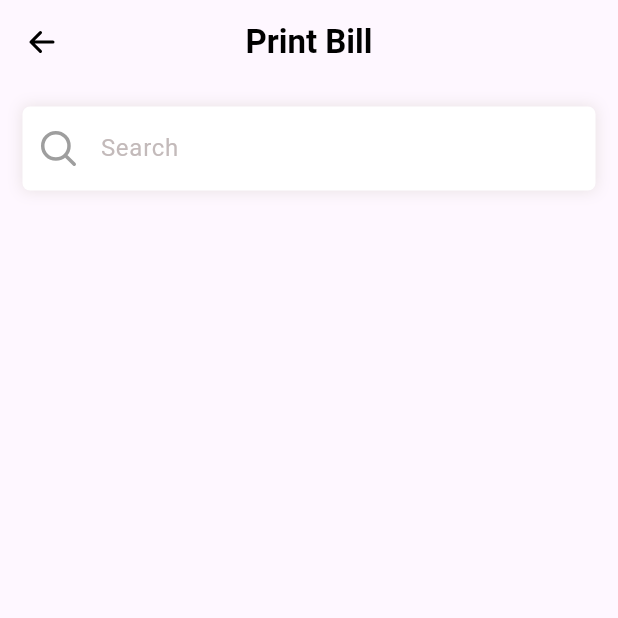
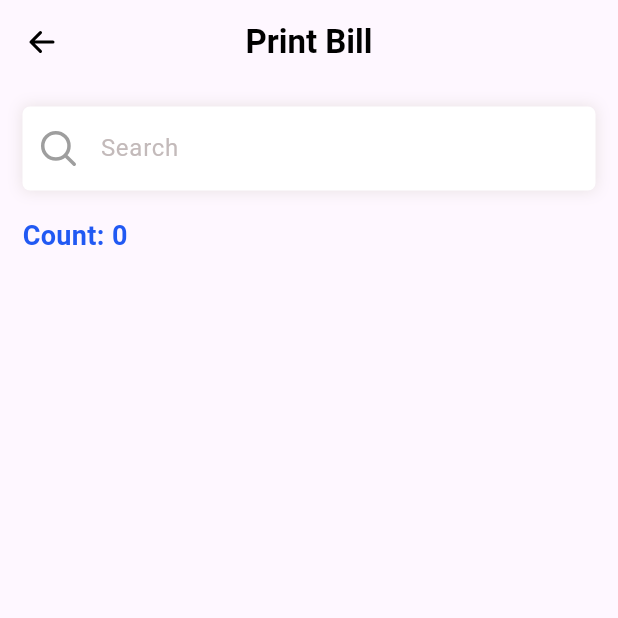
Before and after one commit to mecmec98/meter_reader_flutter, a Flutter app: the PrintbillList screen opened by its route, on a phone screen of 412 x 824 dp, the top half of it. Run offline on Flutter 3.47's test engine with Material 3 defaults, Android fonts, the phone set to English and light mode, and no system bars; our stand-ins replace file_picker, flutter_svg, sqflite, sqflite_common_ffi; missing offline and left inert: blue_thermal_printer, esc_pos_utils_plus; accounts and stored records are empty.

Commit message:
added counters on all list

```diff
--- a/lib/pages/printbilllist.dart
+++ b/lib/pages/printbilllist.dart
@@ -38,8 +38,7 @@ class _PrintbillListState extends State<PrintbillList> {
     });
     // Fetch the next page
     List<PrintlistModel> newPrintl =
-        await PrintlistModel.getMasterByIDforPrintedlist(
-            offset: _offset);
+        await PrintlistModel.getMasterByIDforPrintedlist(offset: _offset);
 
     setState(() {
       _printl.addAll(newPrintl);
@@ -101,11 +100,11 @@ class _PrintbillListState extends State<PrintbillList> {
     await _loadData();
   }
 
-  Widget _buildPrintlItem(PrintlistModel  printl, int index) {
+  Widget _buildPrintlItem(PrintlistModel printl, int index) {
     // Alternate the background color
     final Color tileColor = index % 2 == 0
         ? Colors.white
-   : const Color.fromARGB(255, 233, 239, 252);
+        : const Color.fromARGB(255, 233, 239, 252);
     return GestureDetector(
       onTap: () async {
         // Navigate and wait for a result
@@ -167,6 +166,7 @@ class _PrintbillListState extends State<PrintbillList> {
           SizedBox(
             height: 5.0,
           ),
+          listCounter(),
           Expanded(
             child: printMeterLists(),
           ),
@@ -198,7 +198,7 @@ class _PrintbillListState extends State<PrintbillList> {
 
   Container searchBar() {
     return Container(
-       margin: const EdgeInsets.only(top: 15, bottom: 12, left: 15, right: 15),
+      margin: const EdgeInsets.only(top: 15, bottom: 12, left: 15, right: 15),
       decoration: BoxDecoration(boxShadow: [
         BoxShadow(
           color: Color.fromARGB(255, 230, 223, 223),
@@ -258,4 +258,18 @@ class _PrintbillListState extends State<PrintbillList> {
       ),
     );
   }
+
+  Padding listCounter() {
+    return Padding(
+      padding: const EdgeInsets.only(left: 15.0, bottom: 5.0),
+      child: Text(
+        'Count: ${_printl.length}',
+        style: TextStyle(
+          fontSize: 18,
+          fontWeight: FontWeight.w600,
+          color: Color.fromARGB(255, 33, 89, 243),
+        ),
+      ),
+    );
+  }
 }
```
Also changed, not shown: lib/pages/editbilllist.dart (+15 -0 lines), lib/pages/postmeterreading.dart (+15 -11 lines).
